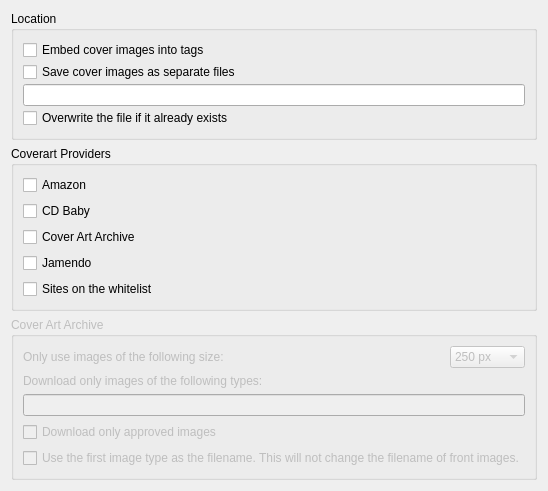
Above: ui/options_cover.ui from metabrainz/picard before the change. Below: the same form after it.
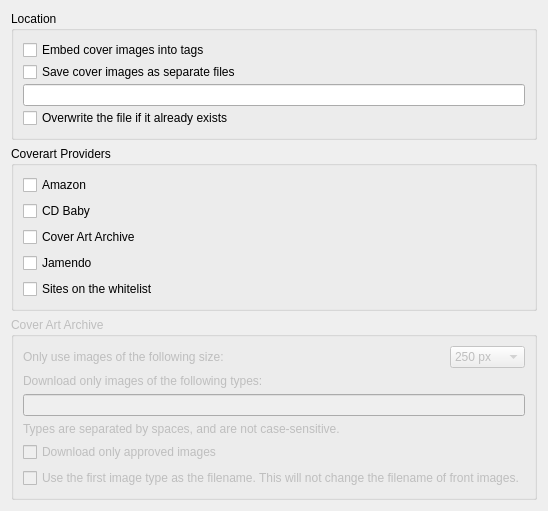
That is the form after the change.

Commit message: Add a help text for the caa type list

```diff
--- a/ui/options_cover.ui
+++ b/ui/options_cover.ui
@@ -162,6 +162,13 @@
       <item>
        <widget class="QLineEdit" name="le_image_types"/>
       </item>
+      <item>
+       <widget class="QLabel" name="caa_types_help">
+        <property name="text">
+         <string>Types are separated by spaces, and are not case-sensitive.</string>
+        </property>
+       </widget>
+      </item>
       <item>
        <widget class="QCheckBox" name="cb_approved_only">
         <property name="text">
```
The commit also changes 1 other file.
